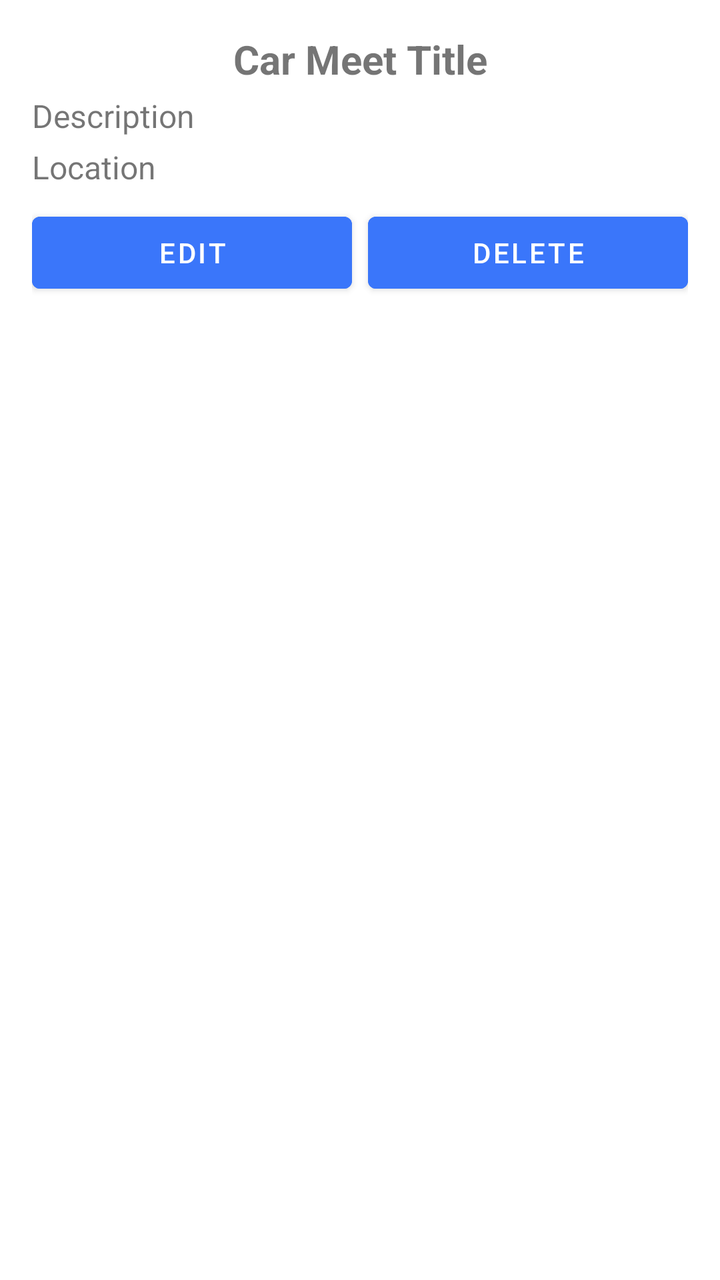
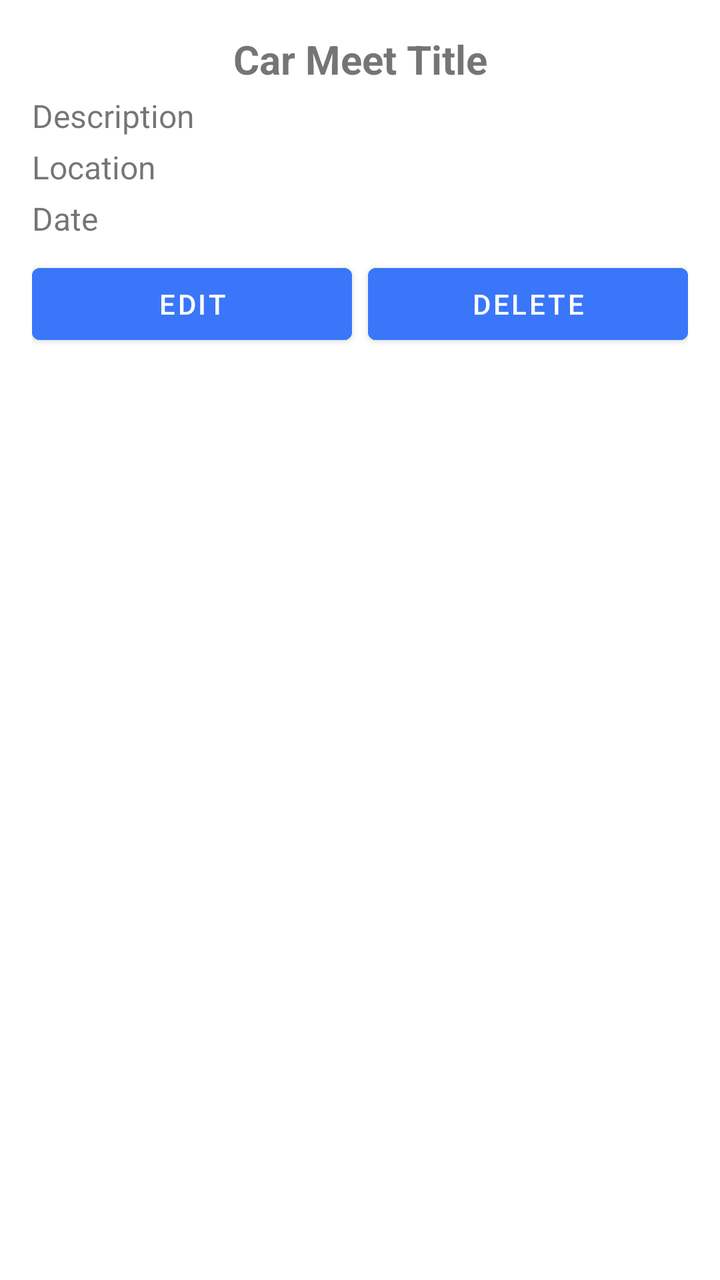

An Android layout rendered at two revisions. The XML below is the earlier revision; the diff shows what the commit changed to produce the second picture.
<!-- AndroidManifest.xml: application theme Theme.CarmeetsAssignment -->
<!-- res/layout/item_car_meet.xml -->
<?xml version="1.0" encoding="utf-8"?>
<LinearLayout
    xmlns:android="http://schemas.android.com/apk/res/android"
    android:layout_width="match_parent"
    android:layout_height="wrap_content"
    android:orientation="vertical"
    android:padding="16dp">

    <TextView
        android:id="@+id/titleText"
        android:layout_width="match_parent"
        android:layout_height="wrap_content"
        android:text="Car Meet Title"
        android:textAlignment="center"
        android:textSize="20sp"
        android:textStyle="bold" />

    <TextView
        android:id="@+id/descriptionText"
        android:layout_width="match_parent"
        android:layout_height="wrap_content"
        android:text="Description"
        android:textSize="16sp"
        android:layout_marginTop="4dp" />

    <TextView
        android:id="@+id/locationText"
        android:layout_width="match_parent"
        android:layout_height="wrap_content"
        android:text="Location"
        android:textSize="16sp"
        android:layout_marginTop="4dp" />

    <LinearLayout
        android:layout_width="match_parent"
        android:layout_height="wrap_content"
        android:orientation="horizontal"
        android:layout_marginTop="8dp">

        <Button
            android:id="@+id/editButton"
            android:layout_width="0dp"
            android:layout_height="wrap_content"
            android:layout_weight="1"
            android:layout_marginEnd="4dp"
            android:backgroundTint="#3A76FA"
            android:text="Edit" />

        <Button
            android:id="@+id/deleteButton"
            android:layout_width="0dp"
            android:layout_height="wrap_content"
            android:layout_weight="1"
            android:layout_marginStart="4dp"
            android:backgroundTint="#3A76FA"
            android:text="Delete" />

    </LinearLayout>

</LinearLayout>
<!-- resources referenced by this layout -->
<resources>
  <style name="Theme.CarmeetsAssignment" parent="Theme.MaterialComponents.DayNight.DarkActionBar">
          
          <item name="colorPrimary">@color/purple_500</item>
          <item name="colorPrimaryVariant">@color/purple_700</item>
          <item name="colorOnPrimary">@color/white</item>
          
          <item name="colorSecondary">@color/teal_200</item>
          <item name="colorSecondaryVariant">@color/teal_700</item>
          <item name="colorOnSecondary">@color/black</item>
          
          <item name="android:statusBarColor">?attr/colorPrimaryVariant</item>
          
      </style>
  <color name="purple_500">#FF6200EE</color>
  <color name="purple_700">#FF3700B3</color>
  <color name="white">#FFFFFFFF</color>
  <color name="teal_200">#FF03DAC5</color>
  <color name="teal_700">#FF018786</color>
  <color name="black">#FF000000</color>
</resources>

<!-- the commit's change to res/layout/item_car_meet.xml (unified diff, before → after) -->
@@ -31,6 +31,14 @@
         android:textSize="16sp"
         android:layout_marginTop="4dp" />
 
+    <TextView
+        android:id="@+id/dateText"
+        android:layout_width="match_parent"
+        android:layout_height="wrap_content"
+        android:layout_marginTop="4dp"
+        android:text="Date"
+        android:textSize="16sp" />
+
     <LinearLayout
         android:layout_width="match_parent"
         android:layout_height="wrap_content"
